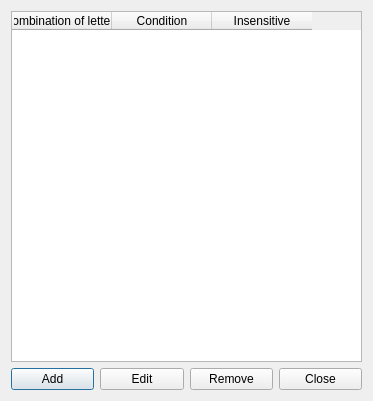
voidptr/xneur-option, file kdeneur/src/ruleschange.ui: the form before one commit.
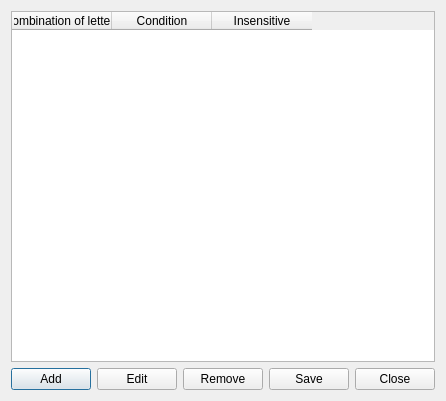
The form after the commit.

The edit to the form file:
```diff
--- a/kdeneur/src/ruleschange.ui
+++ b/kdeneur/src/ruleschange.ui
@@ -56,6 +56,13 @@
        </property>
       </widget>
      </item>
+     <item>
+      <widget class="QPushButton" name="cmdSave">
+       <property name="text">
+        <string>Save</string>
+       </property>
+      </widget>
+     </item>
      <item>
       <widget class="QPushButton" name="cmdClose">
        <property name="text">
```
